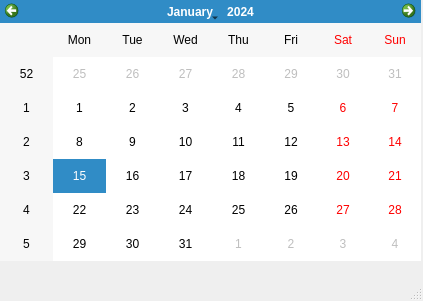
This is vencalendar.ui in xMrAvocado/ProyDos as Qt 5 draws it before an edit. The edited form follows.
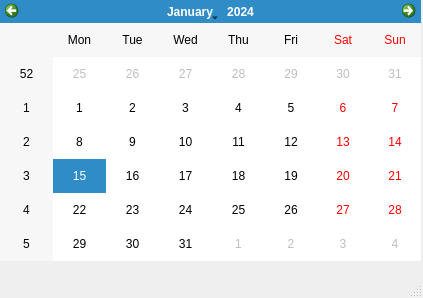
This is the edited form.

Commit message: Más reciente

The edit to the form file:
```diff
--- a/vencalendar.ui
+++ b/vencalendar.ui
@@ -7,7 +7,7 @@
     <x>0</x>
     <y>0</y>
     <width>423</width>
-    <height>301</height>
+    <height>298</height>
    </rect>
   </property>
   <property name="windowTitle">
```
Left out of the diff: 2 changed lines with no effect on the pictures. The commit also changes 2 other files.
